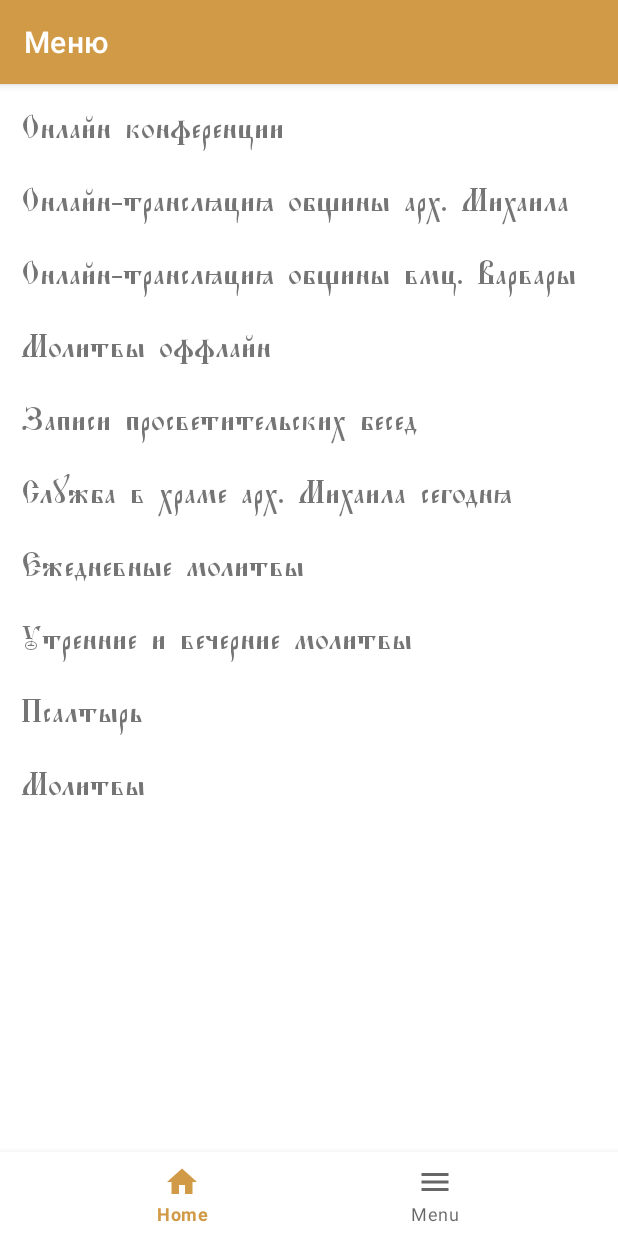
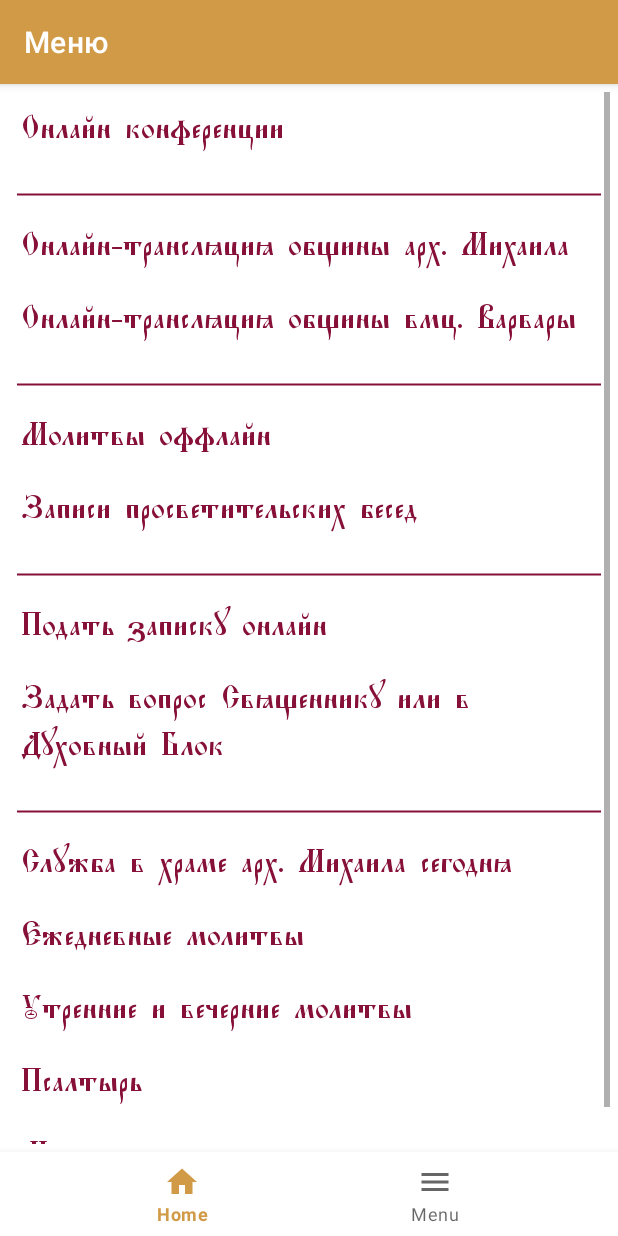
Before and after one commit to haniko135/akafist_mobile_app, an Android app: the Menu screen opened through its navigation route, on a phone screen of 412 x 824 dp. Run offline under Robolectric (Android 15) with nearby library versions, the phone set to English and light mode, and no system bars.

Commit message:
add checks to DownloadFromYandexTask, and add to home and menu some links

```diff
--- a/app/src/main/java/com/example/akafist/fragments/Menu.java
+++ b/app/src/main/java/com/example/akafist/fragments/Menu.java
@@ -30,8 +30,7 @@ public class Menu extends Fragment {
     }
 
     public static Menu newInstance() {
-        Menu fragment = new Menu();
-        return fragment;
+        return new Menu();
     }
 
     @Override
@@ -46,13 +45,16 @@ public class Menu extends Fragment {
                              Bundle savedInstanceState) {
 
         View view = inflater.inflate(R.layout.fragment_menu, container, false);
-        // Inflate the layout for this fragment
+
+        //конференции в скайпе
         view.findViewById(R.id.skype_confs).setOnClickListener(new View.OnClickListener() {
             @Override
             public void onClick(View view) {
                 FragmentKt.findNavController(getParentFragment()).navigate(R.id.action_menu_to_skypesFragment);
             }
         });
+
+        //прямая трансляция из храма Михаила
         view.findViewById(R.id.online_Michael).setOnClickListener(new View.OnClickListener() {
             @Override
             public void onClick(View view) {
@@ -62,6 +64,8 @@ public class Menu extends Fragment {
                 FragmentKt.findNavController(getParentFragment()).navigate(R.id.onlineTempleFragment, bundle);
             }
         });
+
+        //прямая трансляция из храма Варвары
         view.findViewById(R.id.online_Varvara).setOnClickListener(new View.OnClickListener() {
             @Override
             public void onClick(View view) {
@@ -71,6 +75,8 @@ public class Menu extends Fragment {
                 FragmentKt.findNavController(getParentFragment()).navigate(R.id.onlineTempleFragment, bundle);
             }
         });
+
+        //аудио-молитвы оффлайн
         view.findViewById(R.id.offline_molitvy).setOnClickListener(new View.OnClickListener() {
             @Override
             public void onClick(View view) {
@@ -78,6 +84,8 @@ public class Menu extends Fragment {
                 FragmentKt.findNavController(getParentFragment()).navigate(R.id.action_menu_to_molitvyOfflineFragment);
             }
         });
+
+        //ссылка на беседы
         view.findViewById(R.id.links).setOnClickListener(new View.OnClickListener() {
             @Override
             public void onClick(View view) {
@@ -85,18 +93,42 @@ public class Menu extends Fragment {
                 FragmentKt.findNavController(getParentFragment()).navigate(R.id.action_menu_to_linksFragment);
             }
         });
+
+        //подача записок
+        view.findViewById(R.id.notes).setOnClickListener(new View.OnClickListener() {
+            @Override
+            public void onClick(View view) {
+                Intent toSite = new Intent(Intent.ACTION_VIEW, Uri.parse("https://pr.energogroup.org/notes/note/add"));
+                startActivity(toSite);
+            }
+        });
+
+        //задать вопрос
+        view.findViewById(R.id.talks).setOnClickListener(new View.OnClickListener() {
+            @Override
+            public void onClick(View view) {
+                Intent toSite = new Intent(Intent.ACTION_VIEW, Uri.parse("https://pr.energogroup.org/talks/talk"));
+                startActivity(toSite);
+            }
+        });
+
+        //ежедневный храм михаила
         view.findViewById(R.id.day_Michael).setOnClickListener(new View.OnClickListener() {
             @Override
             public void onClick(View view) {
                 Toast.makeText(getContext(), "day_Michael", Toast.LENGTH_SHORT).show();
             }
         });
+
+        //ежедневные молитвы
         view.findViewById(R.id.everyday_title).setOnClickListener(new View.OnClickListener() {
             @Override
             public void onClick(View view) {
                 FragmentKt.findNavController(getParentFragment()).navigate(R.id.action_menu_to_everydayFragment);
             }
         });
+
+        //утренние и вечерние
         view.findViewById(R.id.morn_and_even_title).setOnClickListener(new View.OnClickListener() {
             @Override
             public void onClick(View view) {
@@ -104,12 +136,16 @@ public class Menu extends Fragment {
                 FragmentKt.findNavController(getParentFragment()).navigate(R.id.action_menu_to_mornAndEvenMolitvyFragment);
             }
         });
+
+        //псалтырь
         view.findViewById(R.id.psaltir_title).setOnClickListener(new View.OnClickListener() {
             @Override
             public void onClick(View view) {
                 Toast.makeText(getContext(), "psaltir_title", Toast.LENGTH_SHORT).show();
             }
         });
+
+        //молитвы
         view.findViewById(R.id.molitvy_title).setOnClickListener(new View.OnClickListener() {
             @Override
             public void onClick(View view) {
@@ -117,6 +153,6 @@ public class Menu extends Fragment {
             }
         });
 
-        return view;//inflater.inflate(R.layout.fragment_menu, container, false);
+        return view;
     }
 }
--- /dev/null
+++ b/app/src/main/res/drawable/menu_border.xml
@@ -0,0 +1,9 @@
+<?xml version="1.0" encoding="utf-8"?>
+<shape xmlns:android="http://schemas.android.com/apk/res/android"
+    android:shape="line">
+
+    <stroke
+        android:width="1dp"
+        android:color="@color/block_main" />
+
+</shape>
--- a/app/src/main/res/layout/fragment_menu.xml
+++ b/app/src/main/res/layout/fragment_menu.xml
@@ -18,6 +18,9 @@
             android:text="@string/skype_confs" />
 
         <TextView
+            style="@style/menu_line" />
+
+        <TextView
             android:id="@+id/online_Michael"
             style="@style/menuBlock"
             android:text="@string/online_Michael_3" />
@@ -28,6 +31,9 @@
             android:text="@string/online_Varvara_3" />
 
         <TextView
+            style="@style/menu_line" />
+
+        <TextView
             android:id="@+id/offline_molitvy"
             style="@style/menuBlock"
             android:text="@string/molitvy_offline_3" />
@@ -36,6 +42,22 @@
             android:id="@+id/links"
             style="@style/menuBlock"
             android:text="@string/links" />
+
+        <TextView
+            style="@style/menu_line" />
+
+        <TextView
+            android:id="@+id/notes"
+            style="@style/menuBlock"
+            android:text="@string/notes" />
+
+        <TextView
+            android:id="@+id/talks"
+            style="@style/menuBlock"
+            android:text="@string/talks" />
+
+        <TextView
+            style="@style/menu_line" />
 
         <TextView
             android:id="@+id/day_Michael"
--- a/app/src/main/res/navigation/routes.xml
+++ b/app/src/main/res/navigation/routes.xml
@@ -25,6 +25,9 @@
         <action
             android:id="@+id/action_home2_to_molitvyOfflineFragment"
             app:destination="@id/molitvyOfflineFragment" />
+        <action
+            android:id="@+id/action_home2_to_linksFragment"
+            app:destination="@id/linksFragment" />
     </fragment>
     <fragment
         android:id="@+id/menu"
@@ -116,5 +119,9 @@
         android:id="@+id/linksFragment"
         android:name="com.example.akafist.fragments.LinksFragment"
         android:label="fragment_links"
-        tools:layout="@layout/fragment_links" />
+        tools:layout="@layout/fragment_links" >
+        <action
+            android:id="@+id/action_linksFragment_to_home2"
+            app:destination="@id/home2" />
+    </fragment>
 </navigation>
--- a/app/src/main/res/values/strings.xml
+++ b/app/src/main/res/values/strings.xml
@@ -26,6 +26,14 @@
     <string name="links1">Записи</string>
     <string name="links2">просветительских бесед</string>
 
+    <string name="notes">Подать записку онлайн</string>
+    <string name="notes1">Подать записку</string>
+    <string name="notes2">онлайн</string>
+
+    <string name="talks">Задать вопрос Священнику или в Духовный Блок</string>
+    <string name="talks1">Задать вопрос</string>
+    <string name="talks2">Священнику или в Духовный Блок</string>
+
     <string name="day_Michael">Служба в храме арх. Михаила сегодня</string>
 
     <string name="everyday_title">Ежедневные молитвы</string>
--- a/app/src/main/res/values/styles.xml
+++ b/app/src/main/res/values/styles.xml
@@ -14,6 +14,7 @@
         <item name="android:layout_height">0dp</item>
         <item name="android:background">@color/block_main</item>
         <item name="android:gravity">center</item>
+        <item name="android:padding">10dp</item>
         <item name="android:orientation">vertical</item>
     </style>
     <style name="block_main_line">
@@ -28,8 +29,18 @@
         <item name="android:layout_margin">5dp</item>
         <item name="android:fontFamily">@font/hirmos_ucs</item>
         <item name="android:padding">3dp</item>
-        <item name="android:paddingBottom">15dp</item>
         <item name="android:textSize">20sp</item>
+        <item name="android:textColor">@color/block_main</item>
+    </style>
+    <style name="menu_line">
+        <item name="android:layout_height">wrap_content</item>
+        <item name="android:background">@drawable/menu_border</item>
+        <item name="android:layout_width">match_parent</item>
+        <item name="android:layout_marginStart">5dp</item>
+        <item name="android:layout_marginEnd">5dp</item>
+        <item name="android:layout_marginTop">10dp</item>
+        <item name="android:paddingEnd">5dp</item>
+        <item name="android:textAlignment">center</item>
     </style>
 
     <style name="toolbarArrow" parent="TextAppearance.AppCompat.Button">
```
Also changed, not shown: app/src/main/java/com/example/akafist/fragments/Home.java (+40 -2 lines), app/src/main/java/com/example/akafist/fragments/LinksFragment.java (+21 -12 lines), app/src/main/java/com/example/akafist/service/DownloadFromYandexTask.java (+26 -13 lines), app/src/main/java/com/example/akafist/service/PlayAudios.java (added, +64 -0 lines), app/src/main/res/layout/fragment_home.xml (+51 -7 lines).
